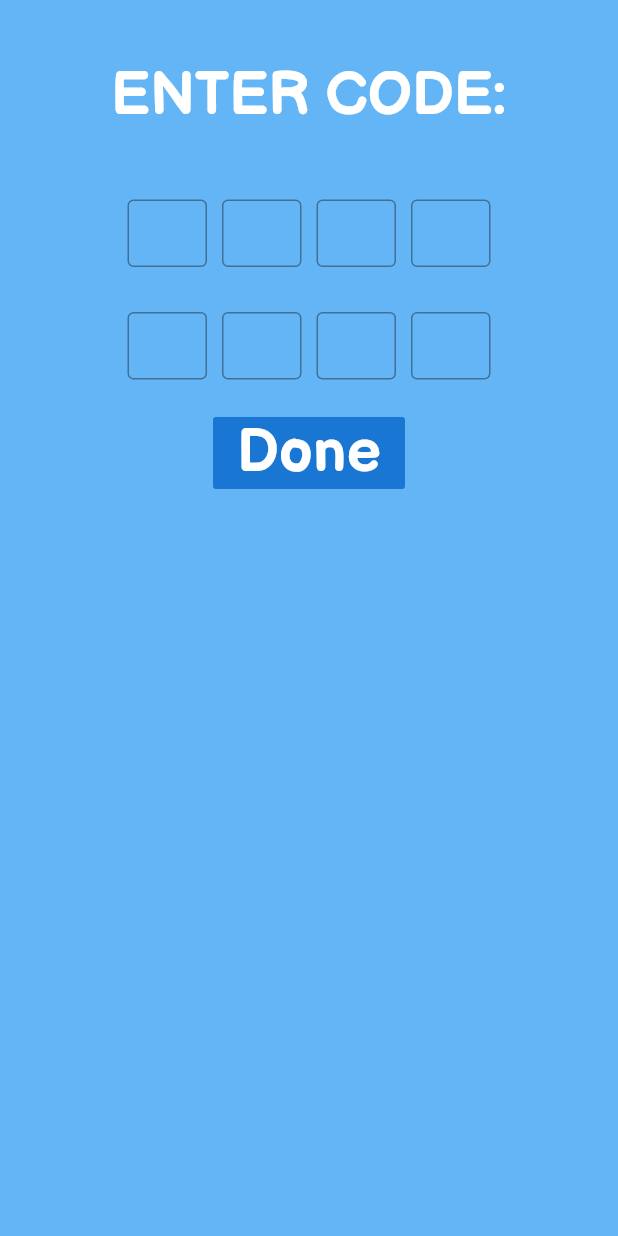
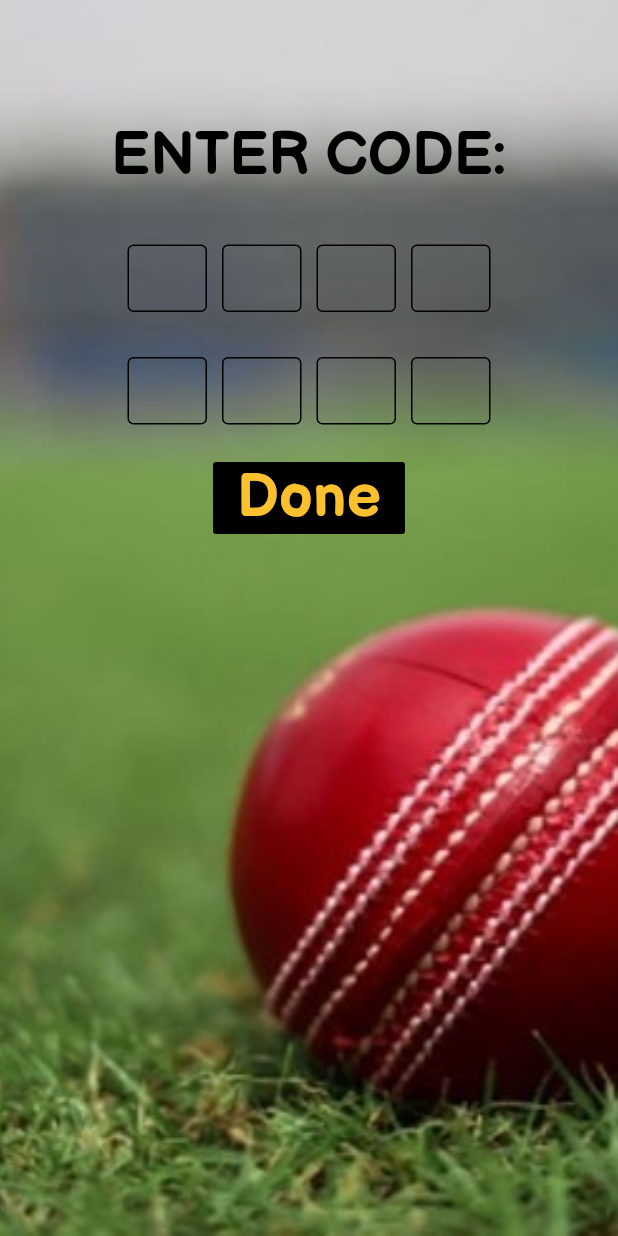
Before and after one commit to kankani2/HandCricket, a Flutter app: the GameHomePage screen opened directly, after a tap on "Join Room", on a phone screen of 412 x 824 dp. Run offline on Flutter 3.47's test engine with Material 2 defaults, Android fonts, the phone set to English and light mode, and no system bars; our stand-ins replace carousel_slider, firebase_auth, firebase_database, shared_preferences; accounts and stored records are empty.

Commit message:
Improving UI.

```diff
--- a/flutter/lib/constants.dart
+++ b/flutter/lib/constants.dart
@@ -43,5 +43,8 @@ final teamMapping = {
 
 const String primaryfont = "BalsamiqSans";
 final Color primaryColor = Colors.blue[300];
+final Color yellowColor = Colors.yellow[700];
+final Color blackColor = Colors.black;
+final String backgroundImage = "images/background.jpg";
 const String appName = "Hand Cricket";
 const int codeWordLength = 8;
--- a/flutter/lib/pages/game_home.dart
+++ b/flutter/lib/pages/game_home.dart
@@ -47,23 +47,29 @@ class _GameHomePageState extends State<GameHomePage> {
   @override
   Widget build(BuildContext context) {
     return Scaffold(
+      backgroundColor: yellowColor,
       key: _scaffoldKey,
-      backgroundColor: primaryColor,
       body: Container(
-        padding: EdgeInsets.all(20),
+        decoration: BoxDecoration(
+          image: DecorationImage(
+            image: AssetImage(backgroundImage),
+            fit: BoxFit.cover,
+          ),
+        ),
+        padding: EdgeInsets.fromLTRB(20, 80, 20, 0),
         child: Column(
-          mainAxisAlignment: MainAxisAlignment.center,
+          mainAxisAlignment: MainAxisAlignment.start,
           children: <Widget>[
             Row(
               children: <Widget>[
                 Expanded(
                   child: FlatButton(
-                    color: Colors.blue[700],
+                    color: yellowColor,
                     onPressed: createGame,
                     child: Text(
                       'Create Room',
                       style: TextStyle(
-                        color: Colors.white,
+                        color: blackColor,
                         fontSize: 40,
                         fontFamily: primaryfont,
                         fontWeight: FontWeight.bold,
@@ -80,12 +86,12 @@ class _GameHomePageState extends State<GameHomePage> {
               children: <Widget>[
                 Expanded(
                   child: FlatButton(
-                    color: Colors.blue[700],
+                    color: blackColor,
                     onPressed: joinGame,
                     child: Text(
                       'Join Room',
                       style: TextStyle(
-                        color: Colors.white,
+                        color: yellowColor,
                         fontSize: 40,
                         fontFamily: primaryfont,
                         fontWeight: FontWeight.bold,
@@ -110,8 +116,11 @@ class _GameHomePageState extends State<GameHomePage> {
             );
           });
         },
-        child: Icon(Icons.settings),
-        backgroundColor: Colors.blue[700],
+        child: Icon(
+          Icons.settings,
+          color: yellowColor,
+        ),
+        backgroundColor: blackColor,
       ),
     );
   }
--- a/flutter/lib/pages/join_game.dart
+++ b/flutter/lib/pages/join_game.dart
@@ -37,15 +37,17 @@ class _JoinGamePage extends State<JoinGamePage> {
           child: TextField(
             controller: textControllers[i],
             textAlign: TextAlign.center,
-            cursorColor: Colors.white,
+            cursorColor: yellowColor,
             keyboardType: TextInputType.text,
             style: TextStyle(
-              color: Colors.white,
+              color: yellowColor,
               fontWeight: FontWeight.bold,
               fontSize: 25,
             ),
             decoration: InputDecoration(
-              border: OutlineInputBorder(),
+              enabledBorder: OutlineInputBorder(
+                borderSide: BorderSide(color: blackColor),
+              ),
             ),
             onChanged: (String letter) {
               if (!secondWord || i != (codeWordLength - 1)) {
@@ -65,11 +67,15 @@ class _JoinGamePage extends State<JoinGamePage> {
   Widget build(BuildContext context) {
     return Scaffold(
       key: _scaffoldKey,
-      backgroundColor: primaryColor,
-      body: SafeArea(
-        child: Container(
-          padding: EdgeInsets.all(20),
-          margin: EdgeInsets.all(20),
+      backgroundColor: yellowColor,
+      body: Container(
+        decoration: BoxDecoration(
+          image: DecorationImage(
+            image: AssetImage(backgroundImage),
+            fit: BoxFit.cover,
+          ),
+        ),
+        padding: EdgeInsets.fromLTRB(20, 80, 20, 0),
         child: Column(
           mainAxisAlignment: MainAxisAlignment.start,
           children: <Widget>[
@@ -79,7 +85,7 @@ class _JoinGamePage extends State<JoinGamePage> {
                 Text(
                   'ENTER CODE:',
                   style: TextStyle(
-                      color: Colors.white,
+                    color: blackColor,
                     fontSize: 40,
                     fontFamily: primaryfont,
                     fontWeight: FontWeight.bold,
@@ -88,7 +94,7 @@ class _JoinGamePage extends State<JoinGamePage> {
               ],
             ),
             SizedBox(
-                height: 40,
+              height: 30,
             ),
             Row(
               mainAxisAlignment: MainAxisAlignment.center,
@@ -105,12 +111,12 @@ class _JoinGamePage extends State<JoinGamePage> {
               height: 20,
             ),
             FlatButton(
-                color: Colors.blue[700],
+              color: blackColor,
               onPressed: handleEnteredCode,
               child: Text(
                 'Done',
                 style: TextStyle(
-                    color: Colors.white,
+                  color: yellowColor,
                   fontSize: 40,
                   fontFamily: primaryfont,
                   fontWeight: FontWeight.bold,
@@ -118,7 +124,6 @@ class _JoinGamePage extends State<JoinGamePage> {
               ),
             ),
           ],
-          ),
         ),
       ),
     );
@@ -136,6 +141,8 @@ class _JoinGamePage extends State<JoinGamePage> {
     var response = await request(HttpMethod.POST, "/game/player/${user.uid}",
         body: {"gameCode": code.toString()});
     if (!isSuccess(response)) {
+      print(code.toString());
+      print(response.statusCode);
       errorMessage(_scaffoldKey, 'Game could not be joined.');
       return;
     }
--- a/flutter/lib/widgets/player_team_select.dart
+++ b/flutter/lib/widgets/player_team_select.dart
@@ -52,7 +52,7 @@ class _PlayerTeamSelectWidgetState extends State<PlayerTeamSelectWidget> {
       child: Text(
         player.name,
         style: TextStyle(
-          color: Colors.white,
+          color: blackColor,
           fontSize: 35,
           fontFamily: primaryfont,
         ),
--- a/flutter/pubspec.yaml
+++ b/flutter/pubspec.yaml
@@ -37,6 +37,7 @@ flutter:
     - asset: fonts/BalsamiqSans-BoldItalic.ttf
 
   assets:
+    - images/
     - images/icons/
     - images/hands/
     - images/dice/
```
Also changed, not shown: flutter/lib/pages/create_game.dart (+15 -10 lines), flutter/lib/pages/game_waiting.dart (+11 -3 lines), flutter/lib/pages/main/game.dart (+11 -5 lines), flutter/lib/pages/main/stat.dart (+12 -7 lines), flutter/lib/pages/main/team_player_list.dart (+18 -5 lines), flutter/lib/pages/main/title_bar.dart (+3 -5 lines), flutter/lib/pages/select_first_name.dart (+21 -10 lines), flutter/lib/pages/select_icon.dart (+13 -5 lines), flutter/lib/pages/settings.dart (+20 -8 lines), flutter/lib/pages/team_match.dart (+14 -9 lines), flutter/images/background.jpg (added). Lines whose indentation alone changed are shown as unchanged.
